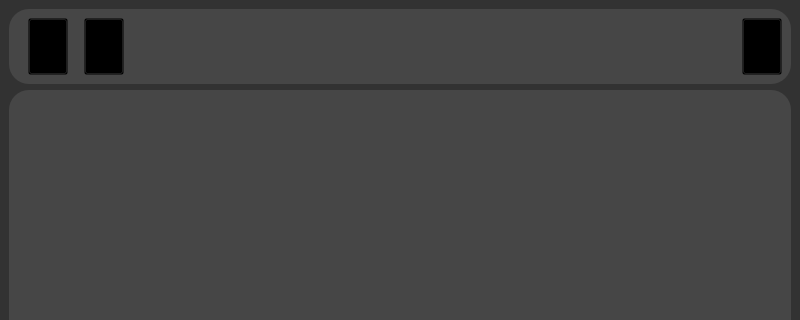
The window that frontend/ui/tela_principal/tela_principal.ui (GHRodriguess/WAPI) describes before a commit, drawn with Qt 5; both pictures show x 0 to 800 and y 0 to 320 of the 800 by 600 pixel window.
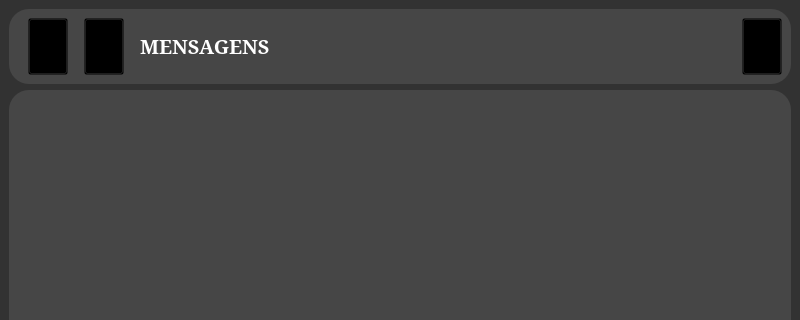
The same window after the commit. Icons and pictures are not drawn.

Commit message: iniciando a logica de cadastrar um contato, tela criada e botões conectados

The edit to the form file:
```diff
--- a/frontend/ui/tela_principal/tela_principal.ui
+++ b/frontend/ui/tela_principal/tela_principal.ui
@@ -160,6 +160,36 @@
          </property>
         </widget>
        </item>
+       <item>
+        <spacer name="horizontalSpacer_4">
+         <property name="orientation">
+          <enum>Qt::Horizontal</enum>
+         </property>
+         <property name="sizeType">
+          <enum>QSizePolicy::Fixed</enum>
+         </property>
+         <property name="sizeHint" stdset="0">
+          <size>
+           <width>10</width>
+           <height>20</height>
+          </size>
+         </property>
+        </spacer>
+       </item>
+       <item>
+        <widget class="QLabel" name="label">
+         <property name="font">
+          <font>
+           <family>Garamond</family>
+           <pointsize>15</pointsize>
+           <bold>true</bold>
+          </font>
+         </property>
+         <property name="text">
+          <string>&lt;html&gt;&lt;head/&gt;&lt;body&gt;&lt;p&gt;&lt;span style=&quot; color:#ffffff;&quot;&gt;MENSAGENS&lt;/span&gt;&lt;/p&gt;&lt;/body&gt;&lt;/html&gt;</string>
+         </property>
+        </widget>
+       </item>
        <item>
         <spacer name="horizontalSpacer">
          <property name="orientation">
```
The commit also changes 22 other files.
